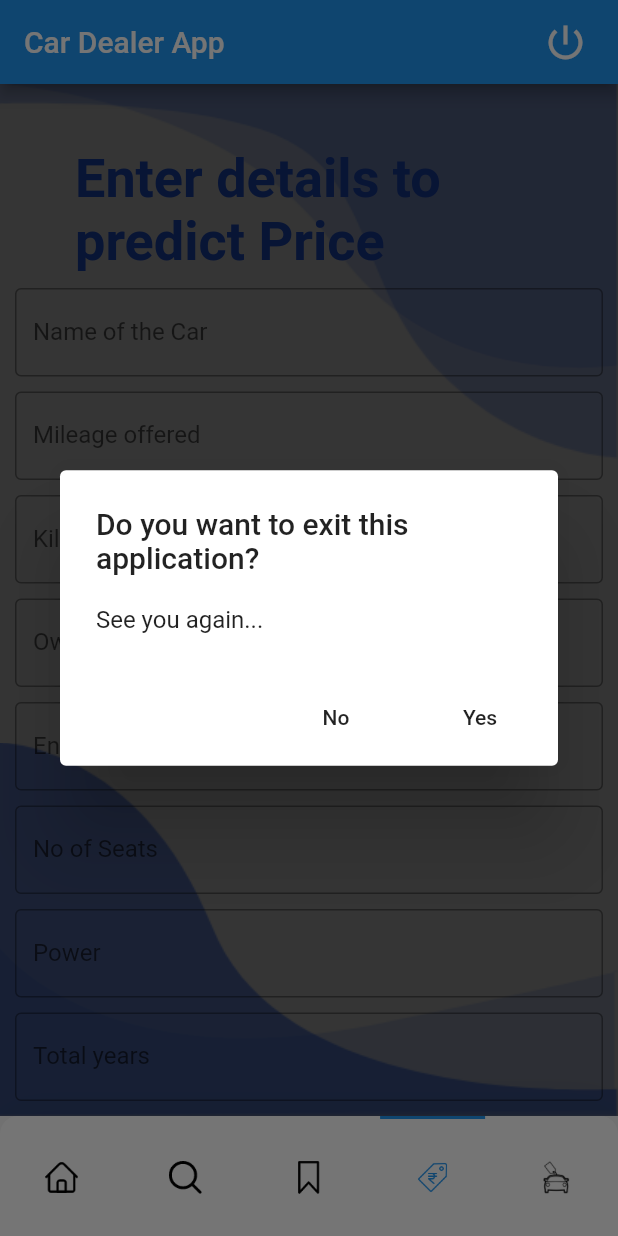
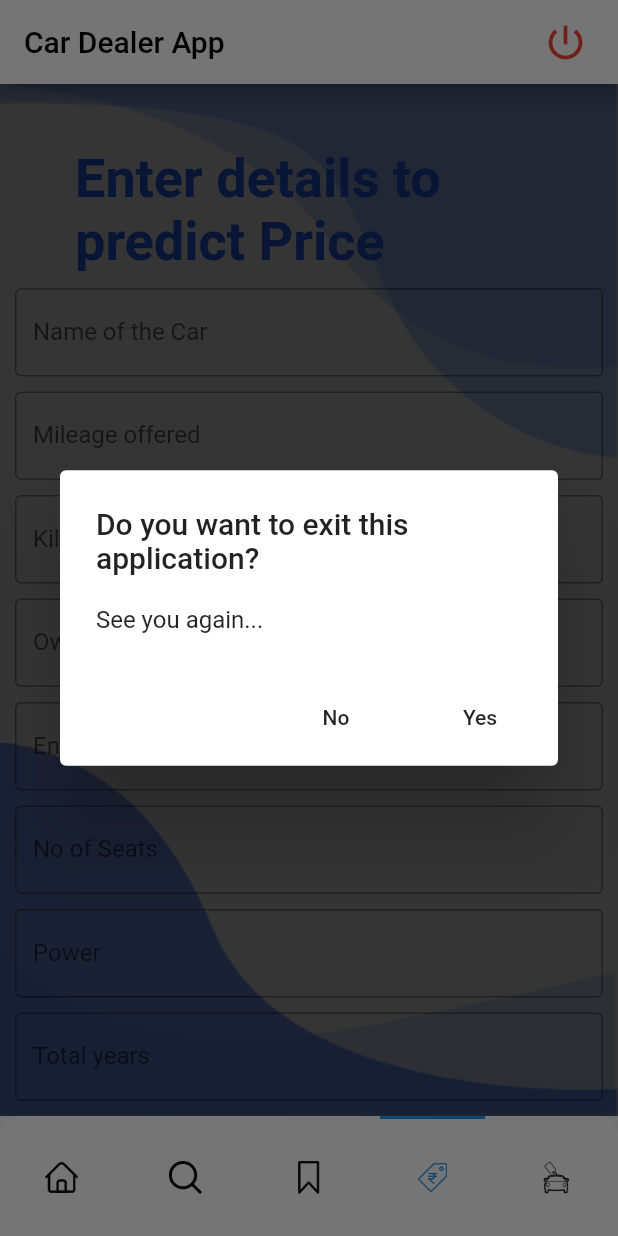
Before and after one commit to Smit1400/CarDealer, a Flutter app: the screen it shows once a user with an empty profile is signed in, item 4 of the bottom bar chosen, in the side drawer, after a tap on the "power settings new" icon, on a phone screen of 412 x 824 dp. Run offline on Flutter 3.47's test engine with Material 2 defaults, Android fonts, the phone set to English and light mode, and no system bars; our stand-ins replace cloud_firestore, firebase_auth, firebase_core, firebase_storage, form_field_validator, image_picker and 3 more; missing offline and left inert: collapsible_sidebar, multi_image_picker; accounts and stored records are empty.

Commit message:
Merged files

```diff
--- a/car_dealer/lib/Screens/index_page.dart
+++ b/car_dealer/lib/Screens/index_page.dart
@@ -1,5 +1,6 @@
 import 'package:car_dealer/screens/price_predict.dart';
 import 'package:car_dealer/screens/sell_car_page.dart';
+import 'package:car_dealer/services/firebase_auth.dart';
 import 'package:flutter/material.dart';
 
 import 'package:flutter/rendering.dart';
@@ -9,12 +10,10 @@ import 'package:car_dealer/tabs/home_tab.dart';
 import 'package:car_dealer/tabs/saved_tab.dart';
 import 'package:car_dealer/tabs/search_tab.dart';
 
-
 import 'package:car_dealer/widgets/bottom_tabs.dart';
 import 'package:firebase_auth/firebase_auth.dart';
 
 // import 'package:car_dealer/widgets/sidebar.dart';
-
 
 class IndexPage extends StatefulWidget {
   @override
@@ -23,15 +22,36 @@ class IndexPage extends StatefulWidget {
 
 class _IndexPageState extends State<IndexPage> {
   final FirebaseAuth _auth = FirebaseAuth.instance;
-
+  FirebaseServices _firebaseServices = FirebaseServices();
+  Map<String, dynamic> user;
+  bool loading;
   PageController _tabsPageController;
   int _selectedTab = 0;
 
   @override
   void initState() {
     // print("User ID:${_firebaseServices.getUserId()}");
+    getUserData();
     _tabsPageController = PageController();
     super.initState();
+  }
+
+  Future<void> getUserData() async {
+    setState(() {
+      loading = true;
+    });
+    await _firebaseServices.usersRef
+        .doc(_firebaseServices.getUserId())
+        .get()
+        .then((doc) {
+      setState(() {
+        user = doc.data();
+        loading = false;
+      });
+    }).catchError((error) {
+      print("[ERROR] ${error.toString()}");
+      loading = false;
+    });
   }
 
   @override
@@ -43,13 +63,18 @@ class _IndexPageState extends State<IndexPage> {
   @override
   Widget build(BuildContext context) {
     return Scaffold(
-      appBar: AppBar(title: Text("Car Dealer App"),
+      appBar: AppBar(
+          backgroundColor: Colors.white,
+          title: Text(
+            "Car Dealer App",
+            style: TextStyle(color: Colors.black),
+          ),
           actions: <Widget>[
             IconButton(
               padding: EdgeInsets.only(right: 20.0),
               icon: Icon(Icons.power_settings_new),
               iconSize: 30,
-            color: Colors.white,
+              color: Colors.red,
               onPressed: () {
                 //Confiramtion Dailoag
                 _exitApp(context);
@@ -59,7 +84,13 @@ class _IndexPageState extends State<IndexPage> {
 
       resizeToAvoidBottomPadding: false,
       // drawer: MySideBar(),
-      body: Column(
+      body: loading == true
+          ? Container(
+              child: Center(
+                child: CircularProgressIndicator(),
+              ),
+            )
+          : Column(
               mainAxisAlignment: MainAxisAlignment.spaceBetween,
               children: [
                 Expanded(
@@ -75,7 +106,10 @@ class _IndexPageState extends State<IndexPage> {
                       SearchTab(),
                       SavedTab(),
                       PricePredict(),
-                SellCar(),
+                      SellCar(
+                        email: user["email"],
+                        username: user["username"],
+                      ),
                     ],
                   ),
                 ),
@@ -91,9 +125,11 @@ class _IndexPageState extends State<IndexPage> {
             ),
     );
   }
+
   Future<void> signOut() async {
     await _auth.signOut();
   }
+
   Future<bool> _exitApp(BuildContext context) {
     return showDialog(
           context: context,
@@ -113,7 +149,6 @@ class _IndexPageState extends State<IndexPage> {
                   signOut();
                   print("Quit");
                   Navigator.pushNamed(context, "/");
-
                 },
                 child: Text('Yes'),
               ),
--- a/car_dealer/lib/Screens/show_page.dart
+++ b/car_dealer/lib/Screens/show_page.dart
@@ -21,7 +21,7 @@ class _ShowPageState extends State<ShowPage> {
   FirebaseServices _firebaseServices =FirebaseServices();
 
   final CollectionReference _carRef =
-      FirebaseFirestore.instance.collection("Products");
+      FirebaseFirestore.instance.collection("Cars");
   final CollectionReference _userRef =
       FirebaseFirestore.instance.collection("Users");
 
@@ -62,7 +62,7 @@ class _ShowPageState extends State<ShowPage> {
               }
               if (snapshot.connectionState == ConnectionState.done) {
                 Map<String, dynamic> documentData = snapshot.data.data();
-                List imageList = documentData['images'];
+                List imageList = documentData['imageUrls'];
                 return Padding(
                     padding: EdgeInsets.all(0),
                     child: ListView(
--- a/car_dealer/pubspec.yaml
+++ b/car_dealer/pubspec.yaml
@@ -1,7 +1,7 @@
 name: car_dealer
 description: A new Flutter project.
 
-publish_to: 'none' # Remove this line if you wish to publish to pub.dev
+publish_to: "none" # Remove this line if you wish to publish to pub.dev
 version: 1.0.0+1
 
 environment:
@@ -25,6 +25,7 @@ dependencies:
   path: ^1.7.0
   form_field_validator: ^1.0.1
   toast: ^0.1.5
+  multi_image_picker: ^4.7.15
 
 dev_dependencies:
   flutter_test:
@@ -33,4 +34,4 @@ dev_dependencies:
 flutter:
   uses-material-design: true
   assets:
-   - assets/images/
+    - assets/images/
```
Also changed, not shown: car_dealer/lib/Screens/sell_car_page.dart (+86 -33 lines), car_dealer/lib/models/car_details.dart (+4 -4 lines), car_dealer/lib/services/firebase_db.dart (+1 -23 lines), car_dealer/lib/tabs/saved_tab.dart (+11 -2 lines), car_dealer/lib/widgets/car_card.dart (+13 -2 lines), car_dealer/assets/images/rupee.png (deleted), car_dealer/assets/images/rupee2.png (deleted), car_dealer/assets/images/rupee3.png, car_dealer/assets/images/sell_car.png (deleted), car_dealer/assets/images/sell_car2.png, car_dealer/pubspec.lock. Lines whose indentation alone changed are shown as unchanged.
